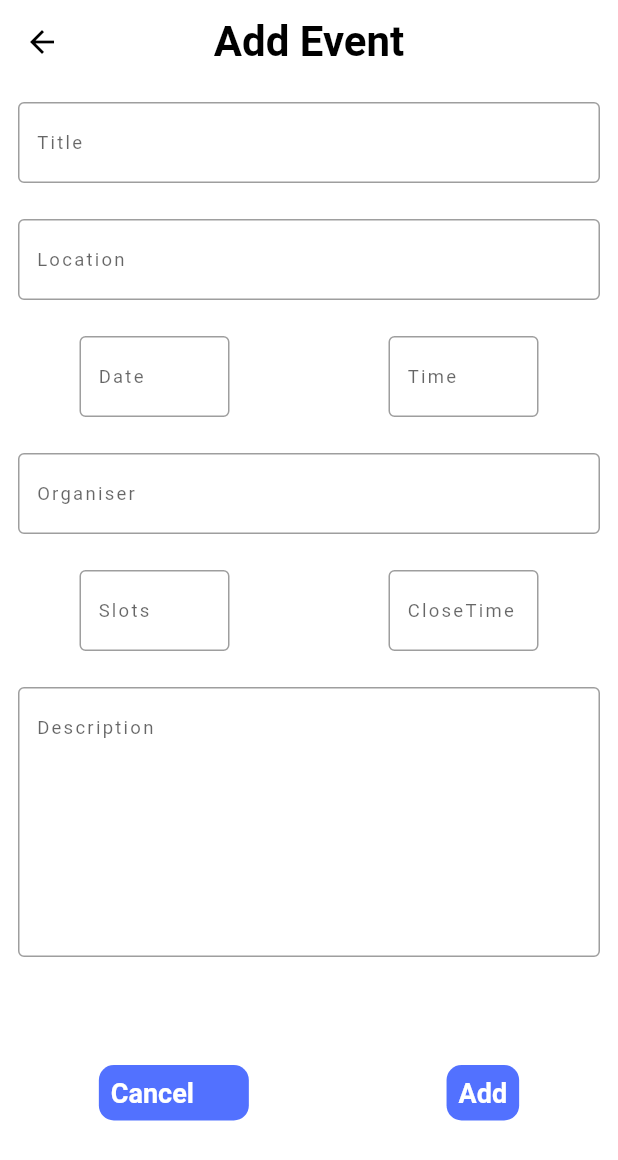
After one commit to NSS-BPHC/nssapp, a Flutter app: the screen it shows after launch, scrolled down 123 dp, after a tap on the "edit" icon, on a phone screen of 412 x 824 dp. The commit adds this screen. Shown: the top 1160 px of the screen. Run offline on Flutter 3.47's test engine with Material 2 defaults, Android fonts, the phone set to English and light mode, and no system bars; our stand-ins replace grouped_list; Roboto replaces fonts that are missing (Helvetica).

Commit message:
AddEvent page done

```diff
--- a/lib/views/components/upcomingEvents.dart
+++ b/lib/views/components/upcomingEvents.dart
@@ -1,4 +1,5 @@
 import 'package:flutter/material.dart';
+import 'package:nssapp/views/screens/addEvents.dart';
 import 'package:nssapp/views/screens/volunteerProfile.dart';
 import 'package:nssapp/views/widgets/dashboardEventCard.dart';
 
@@ -24,7 +25,14 @@ class _UpcomingEventsComponentState extends State<UpcomingEventsComponent> {
                   fontSize: 18.0,
                 ),
               ),
-              Icon(Icons.edit),
+              InkWell(
+                  onTap: () {
+                    Navigator.push(
+                        context,
+                        MaterialPageRoute(
+                            builder: (context) => AddEventsScreen()));
+                  },
+                  child: Icon(Icons.edit)),
             ],
           ),
         ),
--- /dev/null
+++ b/lib/views/screens/addEvents.dart
@@ -0,0 +1,167 @@
+import 'package:flutter/material.dart';
+
+class AddEventsScreen extends StatefulWidget {
+  const AddEventsScreen({Key? key}) : super(key: key);
+
+  @override
+  _AddEventsScreenState createState() => _AddEventsScreenState();
+}
+
+class _AddEventsScreenState extends State<AddEventsScreen> {
+  final titleController = TextEditingController();
+  final locationController = TextEditingController();
+  final organiserController = TextEditingController();
+  final descriptionController = TextEditingController();
+  final maxLines = 10;
+  @override
+  Widget build(BuildContext context) {
+    return Scaffold(
+      backgroundColor: Colors.white,
+      appBar: AppBar(
+        elevation: 0,
+        backgroundColor: Colors.white,
+        iconTheme: IconThemeData(color: Colors.black),
+        title: Text(
+          'Add Event',
+          style: TextStyle(
+              fontWeight: FontWeight.bold, fontSize: 28, color: Colors.black),
+        ),
+        centerTitle: true,
+      ),
+      body: Container(
+        child: Column(
+          children: [
+            Container(
+              margin: EdgeInsets.all(12),
+              child: TextField(
+                controller: titleController,
+                decoration: InputDecoration(
+                  border: OutlineInputBorder(),
+                  hintText: 'Title',
+                ),
+              ),
+            ),
+            Container(
+              margin: EdgeInsets.all(12),
+              child: TextField(
+                controller: locationController,
+                decoration: InputDecoration(
+                  border: OutlineInputBorder(),
+                  hintText: 'Location',
+                ),
+              ),
+            ),
+            Row(
+              mainAxisAlignment: MainAxisAlignment.spaceAround,
+              children: [
+                Container(
+                  width: 100,
+                  margin: EdgeInsets.all(12),
+                  child: TextField(
+                    decoration: InputDecoration(
+                      border: OutlineInputBorder(),
+                      hintText: 'Date',
+                    ),
+                  ),
+                ),
+                Container(
+                  width: 100,
+                  margin: EdgeInsets.all(12),
+                  child: TextField(
+                    decoration: InputDecoration(
+                      border: OutlineInputBorder(),
+                      hintText: 'Time',
+                    ),
+                  ),
+                ),
+              ],
+            ),
+            Container(
+              margin: EdgeInsets.all(12),
+              child: TextField(
+                controller: organiserController,
+                decoration: InputDecoration(
+                  border: OutlineInputBorder(),
+                  hintText: 'Organiser',
+                ),
+              ),
+            ),
+            Row(
+              mainAxisAlignment: MainAxisAlignment.spaceAround,
+              children: [
+                Container(
+                  width: 100,
+                  margin: EdgeInsets.all(12),
+                  child: TextField(
+                    decoration: InputDecoration(
+                      border: OutlineInputBorder(),
+                      hintText: 'Slots',
+                    ),
+                  ),
+                ),
+                Container(
+                  width: 100,
+                  margin: EdgeInsets.all(12),
+                  child: TextField(
+                    decoration: InputDecoration(
+                      border: OutlineInputBorder(),
+                      hintText: 'CloseTime',
+                    ),
+                  ),
+                ),
+              ],
+            ),
+            Container(
+              height: maxLines * 24,
+              margin: EdgeInsets.all(12),
+              child: TextField(
+                maxLines: maxLines,
+                controller: descriptionController,
+                decoration: InputDecoration(
+                  border: OutlineInputBorder(),
+                  hintText: 'Description',
+                ),
+              ),
+            ),
+            Row(
+              mainAxisAlignment: MainAxisAlignment.spaceAround,
+              children: [
+                Container(
+                  width: 100,
+                  decoration: BoxDecoration(
+                      color: Color(0xff5271ff),
+                      borderRadius: BorderRadius.all(Radius.circular(10))),
+                  child: Padding(
+                    padding: const EdgeInsets.all(8.0),
+                    child: Text(
+                      "Cancel",
+                      style: TextStyle(
+                          fontWeight: FontWeight.bold,
+                          fontSize: 18,
+                          color: Colors.white),
+                    ),
+                  ),
+                ),
+                Container(
+                  decoration: BoxDecoration(
+                      color: Color(0xff5271ff),
+                      borderRadius: BorderRadius.all(Radius.circular(10))),
+                  child: Padding(
+                    padding: const EdgeInsets.all(8.0),
+                    child: Text(
+                      "Add",
+                      style: TextStyle(
+                          fontWeight: FontWeight.bold,
+                          fontSize: 18,
+                          color: Colors.white),
+                    ),
+                  ),
+                ),
+              ],
+            ),
+          ],
+        ),
+      ),
+    );
+  }
+}
--- a/lib/views/screens/volunteerDashBoard.dart
+++ b/lib/views/screens/volunteerDashBoard.dart
@@ -32,9 +32,17 @@ class _VolunteerDashBoardScreenState extends State<VolunteerDashBoardScreen> {
                   fontSize: 24.0,
                 ),
               ),
-              Text(
-                'Welcome Back',
-                style: TextStyle(color: Colors.black, fontSize: 18.0),
+              Row(
+                children: [
+                  Text(
+                    'Welcome Back',
+                    style: TextStyle(color: Colors.black, fontSize: 18.0),
+                  ),
+                  SizedBox(
+                    width: 5,
+                  ),
+                  Icon(Icons.edit),
+                ],
               ),
               AnnouncementsComponent(),
               Expanded(child: UpcomingEventsComponent()),
```
